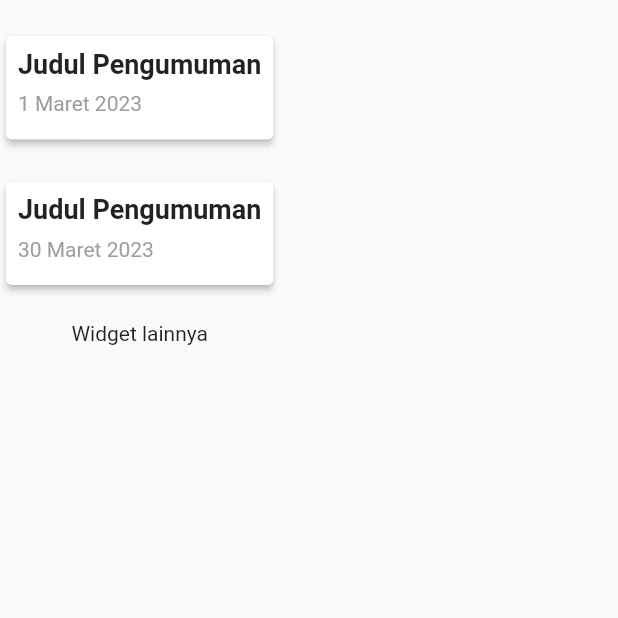
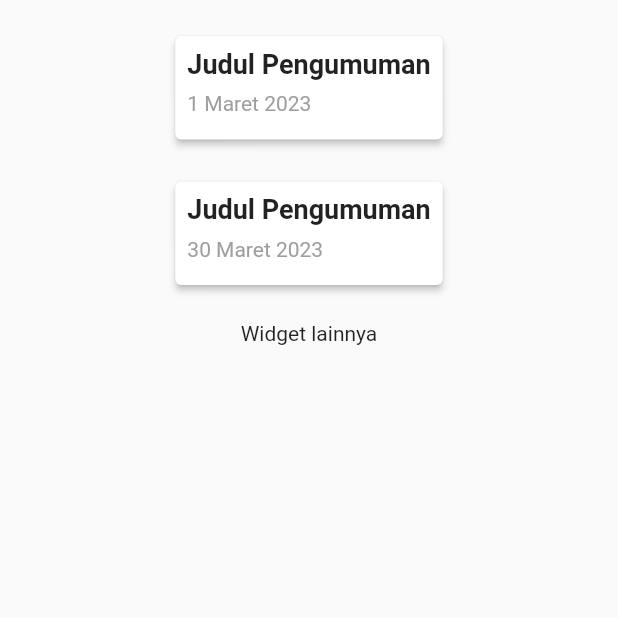
Before and after one commit to EigaCerion/Prototype, a Flutter app: the screen it shows after launch, after a tap on the "notifications" icon, on a phone screen of 412 x 824 dp, the top half of it. Run offline on Flutter 3.47's test engine with Material 2 defaults, Android fonts, the phone set to English and light mode, and no system bars.

Commit message:
penambahan widget dan membuat library widget

```diff
--- /dev/null
+++ b/lib/library/home_widgets.dart
@@ -0,0 +1,274 @@
+library LibraryWidget;
+
+import 'package:flutter/material.dart';
+
+class TopBox extends StatelessWidget {
+  const TopBox({
+    super.key,
+  });
+
+  @override
+  Widget build(BuildContext context) {
+    return Container(
+      width: double.infinity,
+      height: 188.9,
+      decoration: BoxDecoration(
+        gradient: LinearGradient(
+          colors: [Color(0xFF0593FE), Color(0xFF047BD4)],
+          begin: Alignment.topLeft,
+          end: Alignment.bottomRight,
+        ),
+        borderRadius: BorderRadius.only(
+          bottomLeft: Radius.circular(0),
+          bottomRight: Radius.circular(0),
+        ),
+      ),
+      child: ContainerFill(),
+    );
+  }
+}
+
+class TopWidget extends StatelessWidget {
+  const TopWidget({
+    super.key,
+  });
+
+  @override
+  Widget build(BuildContext context) {
+    return Column(
+      crossAxisAlignment: CrossAxisAlignment.start,
+      children: [
+        TextWidget(),
+      ],
+    );
+  }
+}
+
+// class Notify extends StatelessWidget {
+//   const Notify({
+//     super.key,
+//   });
+
+//   @override
+//   Widget build(BuildContext context) {
+//     return Positioned(
+//       top: 0,
+//       left: 235,
+//       bottom: 860,
+//       child: IconButton(
+//         icon: Icon(Icons.notifications),
+//       ),
+//     );
+//   }
+// }
+class Notify extends StatelessWidget {
+  const Notify({
+    required Key key,
+    required this.onPressed,
+  }) : super(key: key);
+
+  final VoidCallback onPressed;
+
+  @override
+  Widget build(BuildContext context) {
+    return Positioned(
+      top: 0,
+      left: 235,
+      bottom: 860,
+      child: IconButton(
+        icon: Icon(Icons.notifications),
+        onPressed: onPressed,
+      ),
+    );
+  }
+}
+
+class TextWidget extends StatelessWidget {
+  const TextWidget({
+    super.key,
+  });
+
+  @override
+  Widget build(BuildContext context) {
+    return Padding(
+      padding: const EdgeInsets.only(top: 50, left: 20, right: 20),
+      child: Row(
+        mainAxisAlignment: MainAxisAlignment.start,
+        children: [
+          Column(
+            crossAxisAlignment: CrossAxisAlignment.start,
+            children: [
+              Text(
+                'Yusuf Aristokrat S.Kom',
+                style: TextStyle(
+                    fontSize: 16,
+                    fontFamily: 'Poppins',
+                    fontWeight: FontWeight.bold),
+              ),
+              Row(
+                crossAxisAlignment: CrossAxisAlignment.start,
+                children: [
+                  Text(
+                    '8937647829',
+                    style: TextStyle(
+                      fontSize: 12,
+                      fontFamily: 'Poppins',
+                      fontWeight: FontWeight.normal,
+                    ),
+                  ),
+                  Text(
+                    ' | ',
+                    style: TextStyle(fontSize: 12),
+                  ),
+                  Text(
+                    'Sistem Informasi',
+                    style: TextStyle(
+                      fontSize: 12,
+                      fontFamily: 'Poppins',
+                    ),
+                  ),
+                ],
+              ),
+            ],
+          ),
+        ],
+      ),
+    );
+  }
+}
+
+class ContainerFill extends StatelessWidget {
+  const ContainerFill({
+    super.key,
+  });
+
+  @override
+  Widget build(BuildContext context) {
+    return Positioned.fill(
+      child: Opacity(
+        opacity: 0.5,
+        child: Image.asset(
+          'assets/images/learning.png',
+          // width: 300, // ubah sesuai dengan ukuran yang diinginkan
+          // height: 300,
+          fit: BoxFit.fitHeight,
+        ),
+      ),
+    );
+  }
+}
+
+class Profile extends StatelessWidget {
+  const Profile({
+    super.key,
+  });
+
+  @override
+  Widget build(BuildContext context) {
+    return Row(
+      mainAxisAlignment: MainAxisAlignment.end,
+      children: [
+        PopupMenuButton(
+          offset: Offset(-30, 123), // mengatur posisi menu dropdown
+          itemBuilder: (BuildContext context) => <PopupMenuEntry>[
+            PopupMenuItem(
+              child: Row(
+                children: [
+                  Icon(Icons.person),
+                  SizedBox(width: 5.0),
+                  Text(
+                    'Edit Profil',
+                    style: TextStyle(
+                      fontSize: 12,
+                    ),
+                  ),
+                ],
+              ),
+            ),
+            PopupMenuItem(
+              child: Row(
+                children: [
+                  Icon(Icons.logout),
+                  SizedBox(width: 5.0),
+                  Text(
+                    'Log Out',
+                    style: TextStyle(
+                      fontSize: 12,
+                    ),
+                  ),
+                ],
+              ),
+            ),
+          ],
+          shape: RoundedRectangleBorder(
+            borderRadius: BorderRadius.circular(10.0),
+          ),
+          child: Padding(
+            padding: const EdgeInsets.only(
+              right: 10,
+              top: 45,
+              left: 0,
+              bottom: 0,
+            ),
+            child: CircleAvatar(
+              radius: 30.0,
+              backgroundImage: AssetImage('assets/images/logo.png'),
+            ),
+          ),
+        ),
+      ],
+    );
+  }
+}
+
+class PresensimasukWidget extends StatelessWidget {
+  @override
+  Widget build(BuildContext context) {
+    return Container(
+      width: 167,
+      height: 70,
+      child: Stack(
+        children: [
+          Container(
+            decoration: BoxDecoration(
+              borderRadius: BorderRadius.circular(15),
+              gradient: LinearGradient(
+                begin: Alignment.bottomLeft,
+                end: Alignment.topRight,
+                colors: [
+                  Colors.white,
+                  Color(0xFF0593FE),
+                  Color(0xFF034E87),
+                ],
+              ),
+            ),
+          ),
+          Positioned(
+            top: 7.4,
+            left: 7,
+            child: Image.asset(
+              'assets/images/Vectormasuk.png',
+              width: 55,
+              height: 56.2,
+              fit: BoxFit.fitWidth,
+            ),
+          ),
+          Positioned(
+            top: 27.5,
+            left: 65,
+            child: Text(
+              'PRESENSI MASUK',
+              textAlign: TextAlign.center,
+              style: TextStyle(
+                color: Colors.white,
+                fontFamily: 'Poppins',
+                fontSize: 10,
+                fontWeight: FontWeight.normal,
+              ),
+            ),
+          ),
+        ],
+      ),
+    );
+  }
+}
--- a/lib/main.dart
+++ b/lib/main.dart
@@ -7,7 +7,6 @@ void main(List<String> args) {
   runApp(MultiProvider(
     providers: [
         ChangeNotifierProvider(create:  (c)=>LoginProvider()),
-
     ],
     builder: (context,w) {
       return const MaterialApp(
--- a/lib/view/pages/home_view.dart
+++ b/lib/view/pages/home_view.dart
@@ -4,6 +4,7 @@ import 'info_View.dart';
 import 'profil_view.dart';
 import 'package:flutter/src/widgets/framework.dart';
 import 'package:flutter/src/widgets/placeholder.dart';
+import 'package:digimon_ego_app/library/home_widgets.dart';
 
 class HomeView extends StatelessWidget {
   const HomeView({super.key});
@@ -11,39 +12,40 @@ class HomeView extends StatelessWidget {
   @override
   Widget build(BuildContext context) {
     return Scaffold(
-      body: SafeArea(
-        child: SingleChildScrollView(
+      body: SingleChildScrollView(
+        child: SafeArea(
           child: Stack(
             children: [
-              Container(
-                width: double.infinity,
-                height: 188.9,
-                decoration: BoxDecoration(
-                  color: Color(0xFFD9D9D9),
-                  borderRadius: BorderRadius.only(
-                    bottomLeft: Radius.circular(30),
-                    bottomRight: Radius.circular(30),
-                  ),
-                ),
-                child: ContainerFill(),
-              ),
-              Positioned(
-                top: 0,
-                left: 0,
-                child: IconButton(
-                  icon: Icon(Icons.notifications),
+              TopBox(),
+              Notify(
+                key:Key("notify"),
                 onPressed: () {
                   Navigator.push(
                     context,
                     MaterialPageRoute(
                       builder: (context) => InfoView(),
                     ),
-                          ); // aksi ketika tombol ditekan
+                  );
                 },
-                ),
               ),
               Profile(),
               TopWidget(),
+              Center(
+                heightFactor: 1.5,
+                child: Container(
+                  width: double.infinity,
+                  height: 668,
+                  decoration: BoxDecoration(
+                    borderRadius: BorderRadius.only(
+                      topLeft: Radius.circular(30),
+                      topRight: Radius.circular(30),
+                      bottomLeft: Radius.circular(30),
+                      bottomRight: Radius.circular(30),
+                    ),
+                    color: Color.fromRGBO(216, 225, 233, 1),
+                  ),
+                ),
+              ),
             ],
           ),
         ),
@@ -52,154 +54,30 @@ class HomeView extends StatelessWidget {
   }
 }
 
-class TopWidget extends StatelessWidget {
-  const TopWidget({
-    super.key,
-  });
 
-  @override
-  Widget build(BuildContext context) {
-    return Column(
-      crossAxisAlignment: CrossAxisAlignment.start,
-      children: [
-        TextWidget(),
-      ],
-    );
-  }
-}
 
-class TextWidget extends StatelessWidget {
-  const TextWidget({
-    super.key,
-  });
+// class Notify extends StatelessWidget {
+//   const Notify({
+//     super.key,
+//   });
 
-  @override
-  Widget build(BuildContext context) {
-    return Padding(
-      padding: const EdgeInsets.only(top: 50, left: 20, right: 20),
-      child: Row(
-        mainAxisAlignment: MainAxisAlignment.start,
-        children: [
-          Column(
-            crossAxisAlignment: CrossAxisAlignment.start,
-            children: [
-              Text(
-                'Yusuf Aristokrat S.Kom',
-                style: TextStyle(
-                    fontSize: 16,
-                    fontFamily: 'Poppins',
-                    fontWeight: FontWeight.bold),
-              ),
-              Row(
-                crossAxisAlignment: CrossAxisAlignment.start,
-                children: [
-                  Text(
-                    '8937647829',
-                    style: TextStyle(
-                      fontSize: 12,
-                      fontFamily: 'Poppins',
-                      fontWeight: FontWeight.normal,
-                    ),
-                  ),
-                  Text(
-                    ' | ',
-                    style: TextStyle(fontSize: 12),
-                  ),
-                  Text(
-                    'Sistem Informasi',
-                    style: TextStyle(
-                      fontSize: 12,
-                      fontFamily: 'Poppins',
-                    ),
-                  ),
-                ],
-              ),
-            ],
-          ),
-        ],
-      ),
-    );
-  }
-}
-
-class ContainerFill extends StatelessWidget {
-  const ContainerFill({
-    super.key,
-  });
-
-  @override
-  Widget build(BuildContext context) {
-    return Positioned.fill(
-      child: Opacity(
-        opacity: 0.5,
-        child: Image.asset(
-          'assets/images/learning.png',
-          fit: BoxFit.fitHeight,
-        ),
-      ),
-    );
-  }
-}
-
-class Profile extends StatelessWidget {
-  const Profile({
-    super.key,
-  });
-
-  @override
-  Widget build(BuildContext context) {
-    return Row(
-      mainAxisAlignment: MainAxisAlignment.end,
-      children: [
-        PopupMenuButton(
-          offset: Offset(-30, 123), // mengatur posisi menu dropdown
-          itemBuilder: (BuildContext context) => <PopupMenuEntry>[
-            PopupMenuItem(
-              child: Row(
-                children: [
-                  Icon(Icons.person),
-                  SizedBox(width: 5.0),
-                  Text(
-                    'Edit Profil',
-                    style: TextStyle(
-                      fontSize: 12,
-                    ),
-                  ),
-                ],
-              ),
-            ),
-            PopupMenuItem(
-              child: Row(
-                children: [
-                  Icon(Icons.logout),
-                  SizedBox(width: 5.0),
-                  Text(
-                    'Log Out',
-                    style: TextStyle(
-                      fontSize: 12,
-                    ),
-                  ),
-                ],
-              ),
-            ),
-          ],
-          shape: RoundedRectangleBorder(
-            borderRadius: BorderRadius.circular(10.0),
-          ),
-          child: Padding(
-            padding: const EdgeInsets.only(
-              right: 10,
-              top: 45,
-              left: 0,
-              bottom: 0,
-            ),
-            child: CircleAvatar(
-              radius: 30.0,
-              backgroundImage: AssetImage('assets/images/logo.png'),
-            ),
-          ),
-        ),
-      ],
-    );
-  }
-}
+//   @override
+//   Widget build(BuildContext context) {
+//     return Positioned(
+//       top: 0,
+//       left: 235,
+//       bottom: 860,
+//       child: IconButton(
+//         icon: Icon(Icons.notifications),
+//         onPressed: () {
+//           Navigator.push(
+//             context,
+//             MaterialPageRoute(
+//               builder: (context) => InfoView(),
+//             ),
+//           ); // aksi ketika tombol ditekan
+//         },
+//       ),
+//     );
+//   }
+// }
--- a/lib/view/pages/info_view.dart
+++ b/lib/view/pages/info_view.dart
@@ -10,6 +10,7 @@ class InfoView extends StatelessWidget {
     return Scaffold(
       body: SafeArea(
         child: SingleChildScrollView(
+          child: Center(
             child: Column(
               children: [
                 // widget pengumuman
@@ -17,7 +18,7 @@ class InfoView extends StatelessWidget {
                 PengumumanCard(
                   title: "Judul Pengumuman",
                   date: "1 Maret 2023",
-                content: "Isi pengumuman",
+                  content: "Kepada seluruh karyawan dan karyawati,Dengan ini kami sampaikan bahwa perusahaan kami akan memberikan libur kepada seluruh karyawan dan karyawati pada hari Kamis, 1 April 2023. Libur ini diberikan sebagai bagian dari upaya perusahaan untuk memberikan waktu istirahat yang memadai bagi karyawan dan karyawati.Harap diperhatikan bahwa pada hari tersebut, kantor kami akan ditutup dan tidak ada aktivitas operasional yang akan dilakukan. Seluruh karyawan dan karyawati kami diharapkan untuk tidak datang ke kantor pada hari tersebut dan dapat mengambil kesempatan ini untuk beristirahat dan bersantai di rumah.Kami akan kembali beroperasi pada hari Jumat, 2 April 2023, seperti biasa.Terima kasih atas perhatiannya.",
                 ),
                 SizedBox(height: 20),
                 PengumumanCard(
@@ -29,6 +30,7 @@ class InfoView extends StatelessWidget {
                 // widget lainnya
                 Text("Widget lainnya"),
               ],
+            ),
           ),
         ),
       ),
--- a/pubspec.yaml
+++ b/pubspec.yaml
@@ -68,6 +68,10 @@ flutter:
     - assets/images/learning.png
     - assets/images/login.png
     - assets/images/logo.png
+    - assets/images/nilai.svg
+    - assets/images/masuk.svg
+    - assets/images/kehadiran.svg
+    - assets/images/keluar.svg
   #   - images/a_dot_ham.jpeg
   # An image asset can refer to one or more resolution-specific "variants", see
   # https://flutter.dev/assets-and-images/#resolution-aware
```
Also changed, not shown: assets/images/fotoprofil.png (added), assets/images/kehadiran.svg (added), assets/images/keluar.svg (added), assets/images/masuk.png (added), assets/images/masuk.svg (added), assets/images/nilai.svg (added). Lines whose indentation alone changed are shown as unchanged.
